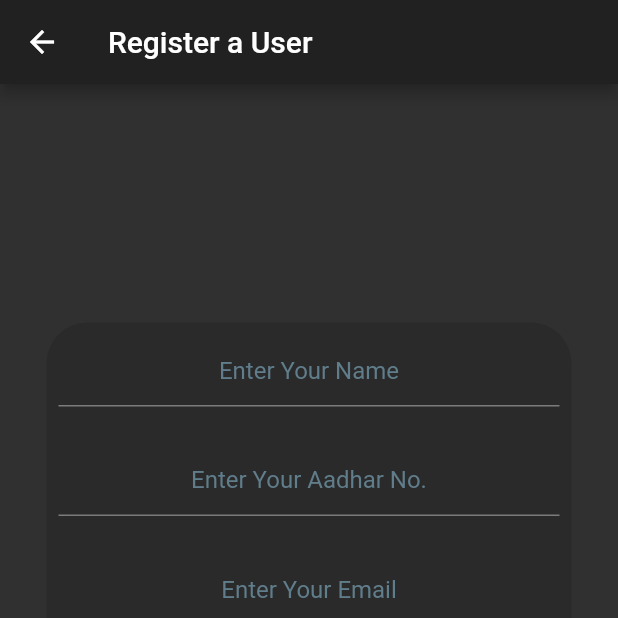
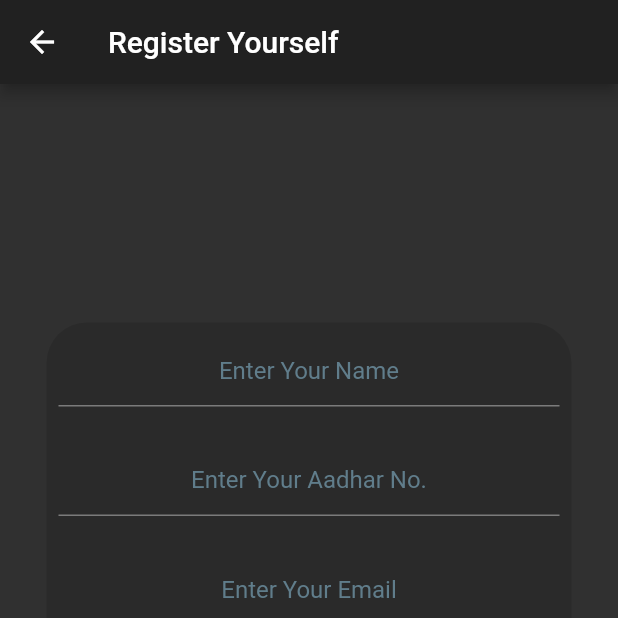
Before and after one commit to abhirup-deb/Policy_Selector, a Flutter app: the User_Signup screen opened by its route, on a phone screen of 412 x 824 dp, the top half of it. Run offline on Flutter 3.47's test engine with Material 2 defaults, Android fonts, the light colour scheme and no system bars; missing offline and left inert: flutter_otp.

Commit message:
User Signup Modified minor

```diff
--- a/lib/screens/User_Signup.dart
+++ b/lib/screens/User_Signup.dart
@@ -10,7 +10,7 @@ class User_Signup extends StatefulWidget{
 class _User_SignupState extends State<User_Signup>{
   @override
   Widget build(BuildContext context) {
-    return Scaffold(appBar: AppBar(title: Text("Register a User"),),
+    return Scaffold(appBar: AppBar(title: Text("Register Yourself"),),
     body: Center(
       child: Container(
           padding: EdgeInsets.all(8.0),
```
